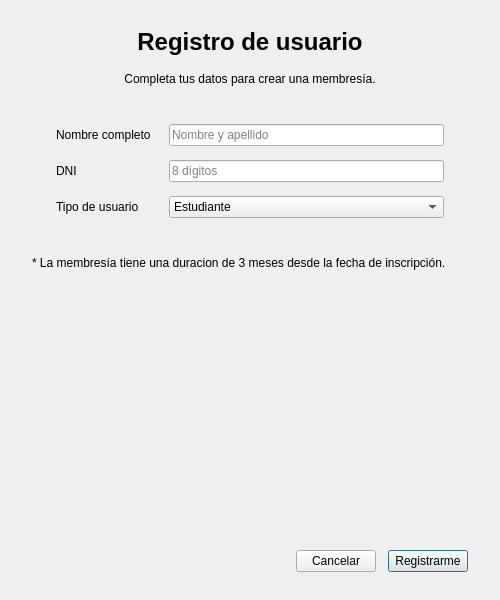
The window that ui/registro.ui (FLEMCR/Proyecto_BibliotecaPOO) describes before a commit, drawn with Qt 5.
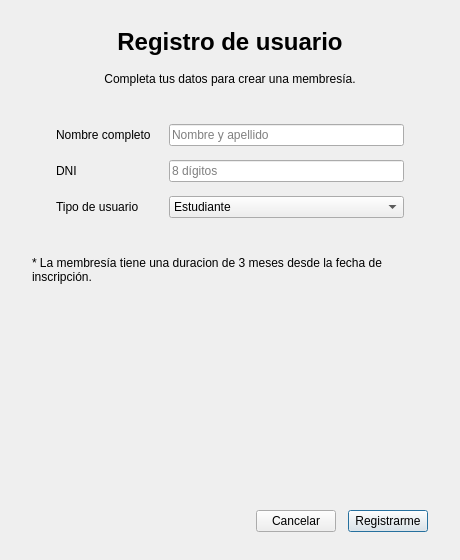
The same window after the commit.

The edit to the form file:
```diff
--- a/ui/registro.ui
+++ b/ui/registro.ui
@@ -6,14 +6,14 @@
    <rect>
     <x>0</x>
     <y>0</y>
-    <width>500</width>
-    <height>600</height>
+    <width>460</width>
+    <height>560</height>
    </rect>
   </property>
   <property name="minimumSize">
    <size>
-    <width>460</width>
-    <height>580</height>
+    <width>420</width>
+    <height>540</height>
    </size>
   </property>
   <property name="windowTitle">
```
